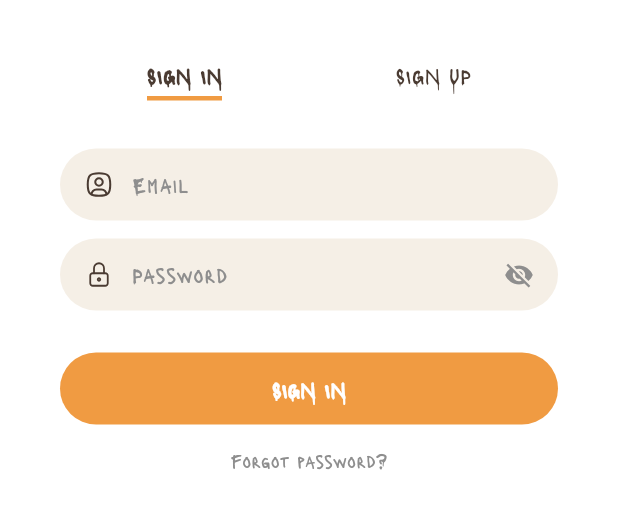
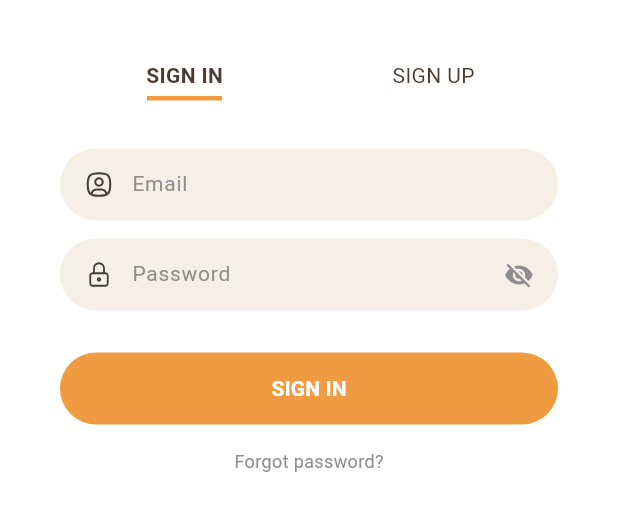
Before and after one commit to VaccaroSara/Paws_Flutter, a Flutter app: the screen it shows after launch, on a phone screen of 412 x 824 dp, the part 210-741 px from its top. Run offline on Flutter 3.47's test engine with Material 3 defaults, Android fonts, the phone set to English and light mode, and no system bars; our stand-ins replace cached_network_image, cloud_firestore, firebase_auth, firebase_core, flutter_svg, image_picker and 1 more; accounts and stored records are empty.

Commit message:
Correzioni di visualizzazione

```diff
--- a/lib/screens/auth/sign_up_screen.dart
+++ b/lib/screens/auth/sign_up_screen.dart
@@ -268,7 +268,7 @@ class _SignUpScreenState extends State<SignUpScreen> {
                           child: DropdownButton<String>(
                             value: _accountType,
                             isExpanded: true,
-                            style: const TextStyle(fontSize: 14, color: AppColors.textDark, fontFamily: 'CustomFont'),
+                            style: const TextStyle(fontSize: 14, color: AppColors.textDark),
                             items: _accountTypes.map((type) {
                               return DropdownMenuItem<String>(
                                 value: type,
--- a/lib/screens/notifications/notifications_screen.dart
+++ b/lib/screens/notifications/notifications_screen.dart
@@ -57,9 +57,10 @@ class NotificationsScreen extends StatelessWidget {
             return Text(
               firstName.isNotEmpty ? "Hi, $firstName" : "Notifications",
               style: const TextStyle(
-                color: AppColors.textDark,
+                color: Color(0xFFA67B5B),
                 fontWeight: FontWeight.bold,
                 fontSize: 18,
+                fontFamily: AppTheme.fontSerif,
               ),
             );
           },
@@ -84,7 +85,7 @@ class NotificationsScreen extends StatelessWidget {
             return const Center(
               child: Text(
                 "Nessuna notifica",
-                style: TextStyle(color: AppColors.textMuted, fontSize: 16),
+                style: TextStyle(color: AppColors.textMuted, fontSize: 16, fontWeight: FontWeight.w500),
               ),
             );
           }
@@ -119,6 +120,7 @@ class NotificationsScreen extends StatelessWidget {
                         style: const TextStyle(
                           fontSize: 14,
                           color: AppColors.textDark,
+                          fontWeight: FontWeight.w500,
                         ),
                       ),
                     ),
--- a/lib/screens/profile/profile_tab.dart
+++ b/lib/screens/profile/profile_tab.dart
@@ -254,6 +254,7 @@ class _ProfileTabState extends State<ProfileTab> {
                           fontSize: 22,
                           fontWeight: FontWeight.bold,
                           color: AppColors.textDark,
+                          fontFamily: AppTheme.fontSerif,
                         ),
                       ),
                       IconButton(
@@ -390,7 +391,7 @@ class _ProfileTabState extends State<ProfileTab> {
                 children: [
                   Text(
                     label,
-                    style: const TextStyle(fontSize: 12, color: AppColors.textMuted),
+                    style: const TextStyle(fontSize: 12, color: AppColors.textMuted, fontWeight: FontWeight.w500),
                   ),
                   const SizedBox(height: 2),
                   Text(
--- a/lib/screens/puppy_details/puppy_details_screen.dart
+++ b/lib/screens/puppy_details/puppy_details_screen.dart
@@ -136,6 +136,7 @@ class _PuppyDetailsScreenState extends State<PuppyDetailsScreen> {
                                 fontSize: 26,
                                 fontWeight: FontWeight.bold,
                                 color: AppColors.textDark,
+                                fontFamily: AppTheme.fontSerif,
                               ),
                             ),
                           ),
--- a/lib/screens/user_profile/user_profile_screen.dart
+++ b/lib/screens/user_profile/user_profile_screen.dart
@@ -191,6 +191,7 @@ class _UserProfileScreenState extends State<UserProfileScreen> {
                           fontSize: 20,
                           fontWeight: FontWeight.bold,
                           color: AppColors.textDark,
+                          fontFamily: AppTheme.fontSerif,
                         ),
                       ),
                       if (fullName.isNotEmpty) ...[
@@ -342,6 +343,7 @@ class _UserProfileScreenState extends State<UserProfileScreen> {
                       fontSize: 16,
                       fontWeight: FontWeight.bold,
                       color: AppColors.textDark,
+                      fontFamily: AppTheme.fontSerif,
                     ),
                     maxLines: 1,
                     overflow: TextOverflow.ellipsis,
--- a/lib/services/supabase_service.dart
+++ b/lib/services/supabase_service.dart
@@ -13,7 +13,7 @@ class SupabaseService {
     try {
       await Supabase.initialize(
         url: supabaseUrl,
-        anonKey: supabaseKey,
+        publishableKey: supabaseKey,
       );
       _isInitialized = true;
     } catch (e) {
--- a/lib/theme/app_theme.dart
+++ b/lib/theme/app_theme.dart
@@ -14,9 +14,11 @@ class AppColors {
 }
 
 class AppTheme {
+  static const String fontSerif = 'serif';
+  static const String fontCustom = 'CustomFont';
+
   static ThemeData get theme {
     return ThemeData(
-      fontFamily: 'CustomFont',
       scaffoldBackgroundColor: AppColors.background,
       primaryColor: AppColors.primaryOrange,
       colorScheme: ColorScheme.fromSeed(
@@ -26,9 +28,9 @@ class AppTheme {
         surface: AppColors.background,
       ),
       textTheme: const TextTheme(
-        bodyLarge: TextStyle(color: AppColors.textDark, fontFamily: 'CustomFont'),
-        bodyMedium: TextStyle(color: AppColors.textDark, fontFamily: 'CustomFont'),
-        titleLarge: TextStyle(color: AppColors.textDark, fontWeight: FontWeight.bold, fontFamily: 'CustomFont'),
+        bodyLarge: TextStyle(color: AppColors.textDark),
+        bodyMedium: TextStyle(color: AppColors.textDark),
+        titleLarge: TextStyle(color: AppColors.textDark, fontWeight: FontWeight.bold),
       ),
       appBarTheme: const AppBarTheme(
         backgroundColor: Colors.transparent,
@@ -39,7 +41,6 @@ class AppTheme {
           color: AppColors.textDark,
           fontSize: 18,
           fontWeight: FontWeight.bold,
-          fontFamily: 'CustomFont',
         ),
       ),
     );
```
Also changed, not shown: lib/screens/add_puppy/add_puppy_tab.dart (+6 -4 lines), lib/screens/favorites/favorites_tab.dart (+7 -5 lines), lib/screens/home/home_tab.dart (+4 -3 lines), 6 other files.
